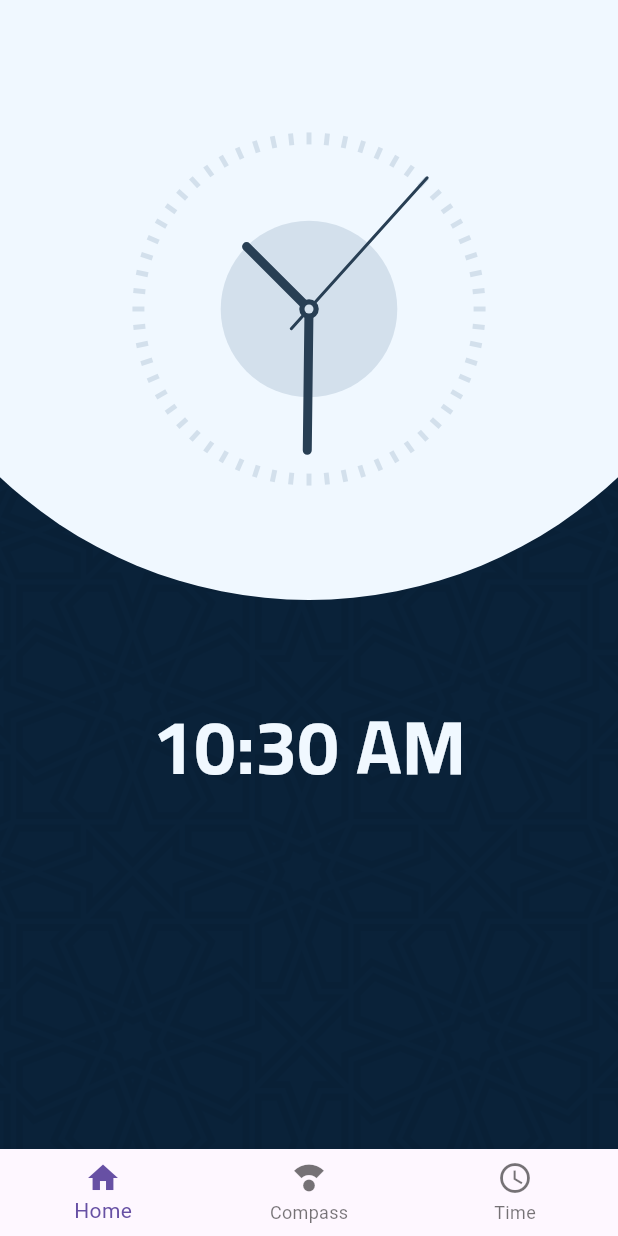
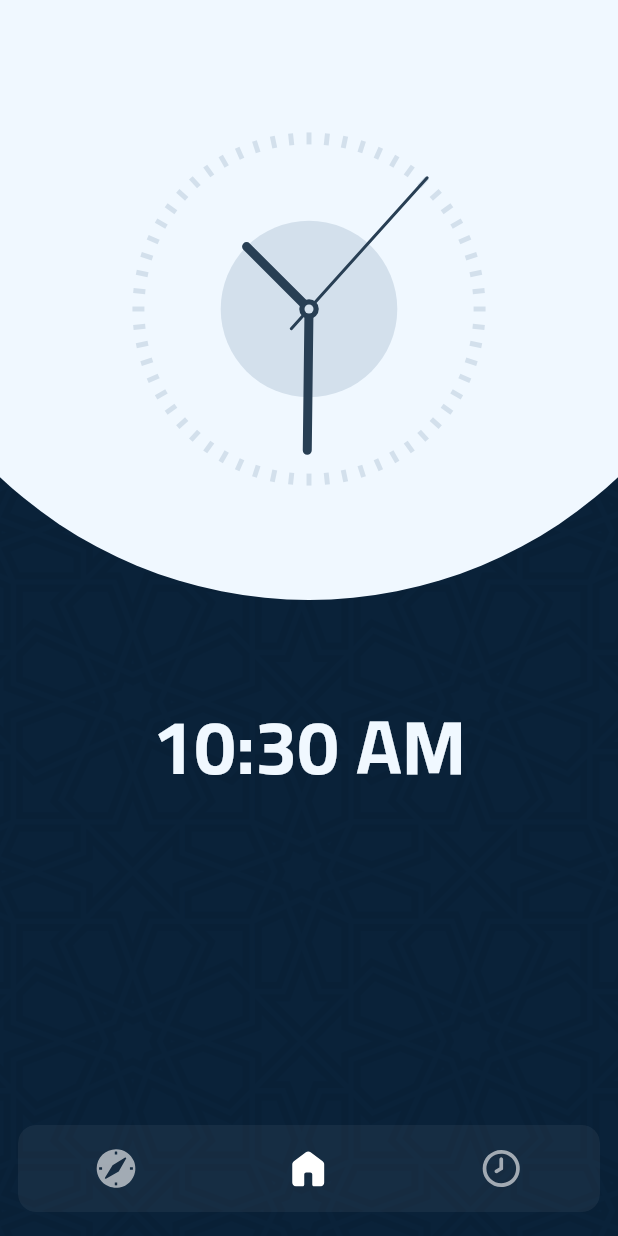
Before and after one commit to ki1lux/Adhanuk, a Flutter app: the screen it shows after launch, on a phone screen of 412 x 824 dp. Run offline on Flutter 3.47's test engine with Material 3 defaults, Android fonts, the phone set to English and light mode, and no system bars; our stand-ins replace flutter_svg.

Commit message:
create navbar

```diff
--- a/lib/main.dart
+++ b/lib/main.dart
@@ -1,6 +1,7 @@
 // import 'dart:nativewrappers/_internal/vm/lib/ffi_patch.dart';
 
 import 'package:flutter/material.dart';
+import 'package:flutter_svg/svg.dart';
 // import 'package:flutter_svg/svg.dart';
 // import 'package:myadhan/view/AnalogClockView.dart';
 // import 'package:geolocator/geolocator.dart';
@@ -20,6 +21,14 @@ class MyApp extends StatefulWidget {
 }
 
 class _MyAppState extends State<MyApp> {
+  int _slectIndex = 1;
+
+  void _onTap(int index) {
+    setState(() {
+      _slectIndex = index;
+    });
+  }
+
   @override
   Widget build(BuildContext context) {
     return MaterialApp(
@@ -27,11 +36,47 @@ class _MyAppState extends State<MyApp> {
       home: Scaffold(
         extendBody: true,
         body: AdhanScreen(),
-      bottomNavigationBar: BottomNavigationBar(items: [
-            BottomNavigationBarItem (icon: Icon(Icons.home), label: "Home"),
-            BottomNavigationBarItem(icon: Icon(Icons.compass_calibration), label: "Compass"),
-            BottomNavigationBarItem(icon: Icon(Icons.access_time), label: "Time"),
-          ]),
+        bottomNavigationBar: Padding(
+          padding: const EdgeInsets.only(bottom: 16, right: 12, left: 12),
+          child: ClipRRect(
+            borderRadius: BorderRadius.circular(12),
+            child: Container(
+              height: 58,
+              // padding: EdgeInsets.symmetric(vertical: 16),
+              decoration: BoxDecoration(
+                color: Colors.white.withOpacity(0.05),
+                borderRadius: BorderRadius.circular(12),
+              ),
+              child: Row(
+                mainAxisAlignment: MainAxisAlignment.spaceAround,
+                children: [
+                  _buildNavItem('assets/h1.svg', 0),
+                  _buildNavItem('assets/h2.svg', 1),
+                  _buildNavItem('assets/h3.svg', 2),
+                ],
+              ),
+            ),
+          ),
+        ),
+      ),
+    );
+  }
+
+  Widget _buildNavItem(String assets, int index) {
+    return Material(
+      color: Colors.transparent,
+      child: InkWell(
+        onTap: () => _onTap(index),
+        child: Container(
+          padding: EdgeInsets.all(16),
+          child: SvgPicture.asset(
+            assets,
+            colorFilter: ColorFilter.mode(
+              _slectIndex == index ? Colors.white : Colors.white60,
+              BlendMode.srcIn,
+            ),
+          ),
+        ),
       ),
     );
   }
--- a/pubspec.yaml
+++ b/pubspec.yaml
@@ -64,7 +64,9 @@ flutter:
   # To add assets to your application, add an assets section, like this:
   assets:
     - assets/Vector.svg
-  #   - images/a_dot_ham.jpeg
+    - assets/h1.svg
+    - assets/h2.svg
+    - assets/h3.svg
 
   # An image asset can refer to one or more resolution-specific "variants", see
   # https://flutter.dev/to/resolution-aware-images
```
Also changed, not shown: assets/h1.svg (added), assets/h2.svg (added), assets/h3.svg (added).
